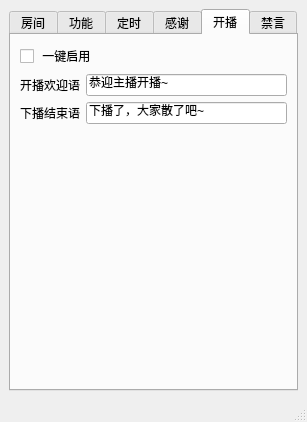
This is mainwindow.ui in iwxyi/Bilibili-MagicalDanmaku as Qt 5 draws it before an edit. The edited form follows.
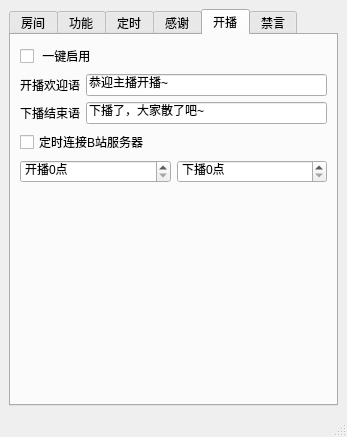
This is the edited form. The open tabs and pages were chosen to show the change.

Commit message: 添加开通舰长提醒

Diff of the .ui file:
```diff
--- a/mainwindow.ui
+++ b/mainwindow.ui
@@ -6,8 +6,8 @@
    <rect>
     <x>0</x>
     <y>0</y>
-    <width>307</width>
-    <height>422</height>
+    <width>347</width>
+    <height>437</height>
    </rect>
   </property>
   <property name="windowTitle">
@@ -719,6 +719,46 @@
           </item>
          </layout>
         </item>
+        <item>
+         <widget class="QCheckBox" name="timerConnectServerCheck">
+          <property name="text">
+           <string>定时连接B站服务器</string>
+          </property>
+         </widget>
+        </item>
+        <item>
+         <layout class="QHBoxLayout" name="horizontalLayout_23">
+          <property name="topMargin">
+           <number>0</number>
+          </property>
+          <item>
+           <widget class="QSpinBox" name="startLiveHourSpin">
+            <property name="suffix">
+             <string>点</string>
+            </property>
+            <property name="prefix">
+             <string>开播</string>
+            </property>
+            <property name="maximum">
+             <number>23</number>
+            </property>
+           </widget>
+          </item>
+          <item>
+           <widget class="QSpinBox" name="endLiveHourSpin">
+            <property name="suffix">
+             <string>点</string>
+            </property>
+            <property name="prefix">
+             <string>下播</string>
+            </property>
+            <property name="maximum">
+             <number>23</number>
+            </property>
+           </widget>
+          </item>
+         </layout>
+        </item>
         <item>
          <spacer name="verticalSpacer_4">
           <property name="orientation">
```
Left out of the diff: 6 changed lines with no effect on the pictures. The commit also changes 2 other files.
